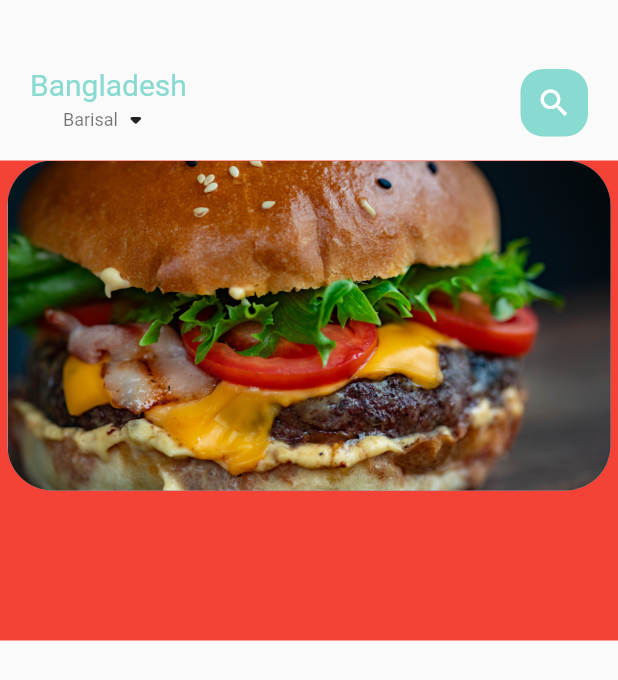
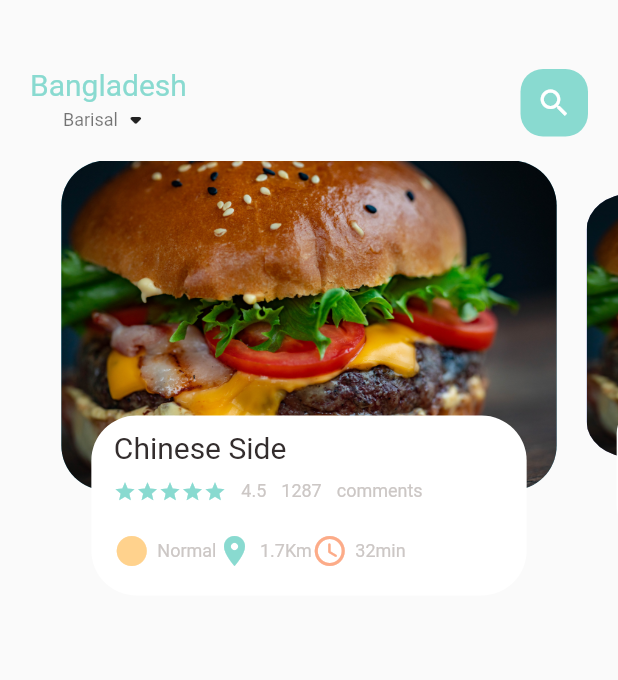
Before and after one commit to sadid369/food_delivery, a Flutter app: the screen it shows after launch, on a phone screen of 412 x 824 dp. Shown: the top 680 px of the screen. Run offline on Flutter 3.47's test engine with Material 2 defaults, Android fonts, the phone set to English and light mode, and no system bars.

Commit message:
day-3 @ 1:54:04

```diff
--- a/lib/home/food_page_body.dart
+++ b/lib/home/food_page_body.dart
@@ -1,4 +1,8 @@
 import 'package:flutter/material.dart';
+import 'package:food_delivery/colors.dart';
+import 'package:food_delivery/widgets/big_text.dart';
+import 'package:food_delivery/widgets/icon_and_text_widget.dart';
+import 'package:food_delivery/widgets/small_text.dart';
 
 class FoodPageBody extends StatefulWidget {
   FoodPageBody({Key? key}) : super(key: key);
@@ -8,12 +12,34 @@ class FoodPageBody extends StatefulWidget {
 }
 
 class _FoodPageBodyState extends State<FoodPageBody> {
+  PageController pageController = PageController(viewportFraction: 0.85);
+  var _currPageValue = 0.0;
+  double _scaleFactor = 0.8;
+  double _height = 220.0;
+  @override
+  void initState() {
+    super.initState();
+    pageController.addListener(() {
+      setState(() {
+        _currPageValue = pageController.page!;
+        // print("Current page value ${_currPageValue}");
+      });
+    });
+  }
+
+  @override
+  void dispose() {
+    super.dispose();
+    pageController.dispose();
+  }
+
   @override
   Widget build(BuildContext context) {
     return Container(
-      color: Colors.red,
+      // color: Colors.red,
       height: 320,
       child: PageView.builder(
+          controller: pageController,
           itemCount: 5,
           itemBuilder: (context, position) {
             return _buildPageItem(position);
@@ -22,13 +48,39 @@ class _FoodPageBodyState extends State<FoodPageBody> {
   }
 
   Widget _buildPageItem(int index) {
-    return Stack(
+    Matrix4 matrix = Matrix4.identity();
+    if (index == _currPageValue.floor()) {
+      var currScale = 1 - (_currPageValue - index) * (1 - _scaleFactor);
+      var currTrans = _height * (1 - currScale) / 2;
+      matrix = Matrix4.diagonal3Values(1, currScale, 1)
+        ..setTranslationRaw(0, currTrans, 0);
+    } else if (index == _currPageValue.floor() + 1) {
+      var currScale =
+          _scaleFactor + (_currPageValue - index + 1) * (1 - _scaleFactor);
+      var currTrans = _height * (1 - currScale) / 2;
+      matrix = Matrix4.diagonal3Values(1, currScale, 1);
+      matrix = Matrix4.diagonal3Values(1, currScale, 1)
+        ..setTranslationRaw(0, currTrans, 0);
+    } else if (index == _currPageValue.floor() - 1) {
+      var currScale = 1 - (_currPageValue - index) * (1 - _scaleFactor);
+      var currTrans = _height * (1 - currScale) / 2;
+      matrix = Matrix4.diagonal3Values(1, currScale, 1);
+      matrix = Matrix4.diagonal3Values(1, currScale, 1)
+        ..setTranslationRaw(0, currTrans, 0);
+    } else {
+      var currScale = 0.8;
+      matrix = Matrix4.diagonal3Values(1, currScale, 1)
+        ..setTranslationRaw(0, _height * (1 - _scaleFactor) / 2, 0);
+    }
+    return Transform(
+      transform: matrix,
+      child: Stack(
         children: [
           Container(
             height: 220,
             margin: EdgeInsets.only(
-            left: 5,
-            right: 5,
+              left: 10,
+              right: 10,
             ),
             decoration: BoxDecoration(
                 borderRadius: BorderRadius.circular(30),
@@ -37,7 +89,82 @@ class _FoodPageBodyState extends State<FoodPageBody> {
                     fit: BoxFit.cover,
                     image: AssetImage("assets/image/Burger.jpg"))),
           ),
+          Align(
+            alignment: Alignment.bottomCenter,
+            child: Container(
+              height: 120,
+              margin: EdgeInsets.only(left: 30, right: 30, bottom: 30),
+              decoration: BoxDecoration(
+                borderRadius: BorderRadius.circular(30),
+                color: Colors.white,
+              ),
+              child: Container(
+                padding: EdgeInsets.only(
+                  top: 10,
+                  left: 15,
+                  right: 15,
+                ),
+                child: Column(
+                  crossAxisAlignment: CrossAxisAlignment.start,
+                  children: [
+                    BigText(text: "Chinese Side"),
+                    SizedBox(
+                      height: 10,
+                    ),
+                    Row(
+                      children: [
+                        Wrap(
+                          children: List.generate(
+                            5,
+                            (index) => Icon(
+                              Icons.star,
+                              color: AppColors.mainColor,
+                              size: 15,
+                            ),
+                          ),
+                        ),
+                        SizedBox(
+                          width: 10,
+                        ),
+                        SmallText(
+                          text: "4.5",
+                        ),
+                        SizedBox(
+                          width: 10,
+                        ),
+                        SmallText(text: "1287"),
+                        SizedBox(
+                          width: 10,
+                        ),
+                        SmallText(text: "comments")
                       ],
+                    ),
+                    SizedBox(
+                      height: 20,
+                    ),
+                    Row(
+                      children: [
+                        IconAndTextWidget(
+                            icon: Icons.circle_sharp,
+                            text: "Normal",
+                            iconColor: AppColors.iconColor1),
+                        IconAndTextWidget(
+                            icon: Icons.location_on,
+                            text: "1.7Km",
+                            iconColor: AppColors.mainColor),
+                        IconAndTextWidget(
+                            icon: Icons.access_time_rounded,
+                            text: "32min",
+                            iconColor: AppColors.iconColor2),
+                      ],
+                    )
+                  ],
+                ),
+              ),
+            ),
+          ),
+        ],
+      ),
     );
   }
 }
--- /dev/null
+++ b/lib/widgets/icon_and_text_widget.dart
@@ -0,0 +1,31 @@
+import 'package:flutter/material.dart';
+import 'package:food_delivery/widgets/small_text.dart';
+
+class IconAndTextWidget extends StatelessWidget {
+  final IconData icon;
+  final String text;
+  final Color iconColor;
+  const IconAndTextWidget({
+    required this.icon,
+    required this.text,
+    required this.iconColor,
+  });
+
+  @override
+  Widget build(BuildContext context) {
+    return Row(
+      children: [
+        Icon(
+          icon,
+          color: iconColor,
+        ),
+        SizedBox(
+          width: 5,
+        ),
+        SmallText(
+          text: text,
+        ),
+      ],
+    );
+  }
+}
```
Lines whose indentation alone changed are shown as unchanged.
